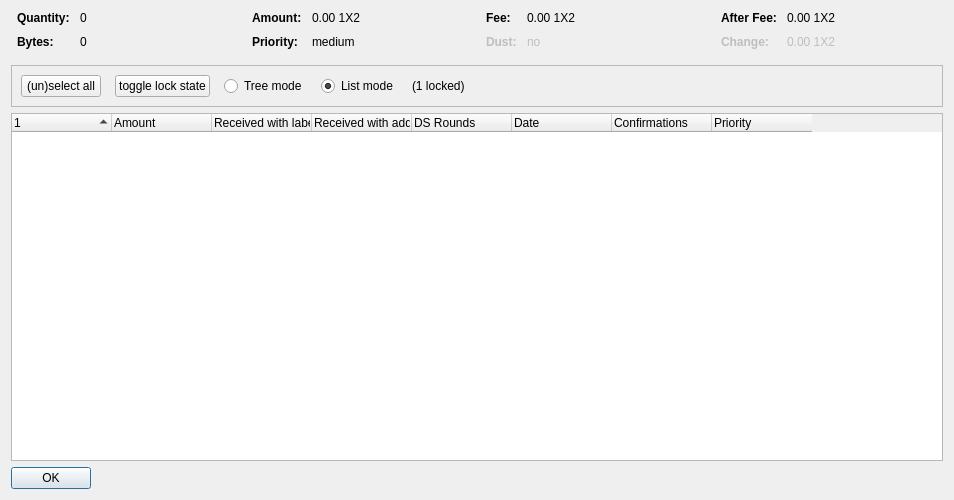
The window that src/qt/forms/coincontroldialog.ui (waterfallm/1x2coinv2) describes before a commit, drawn with Qt 5.
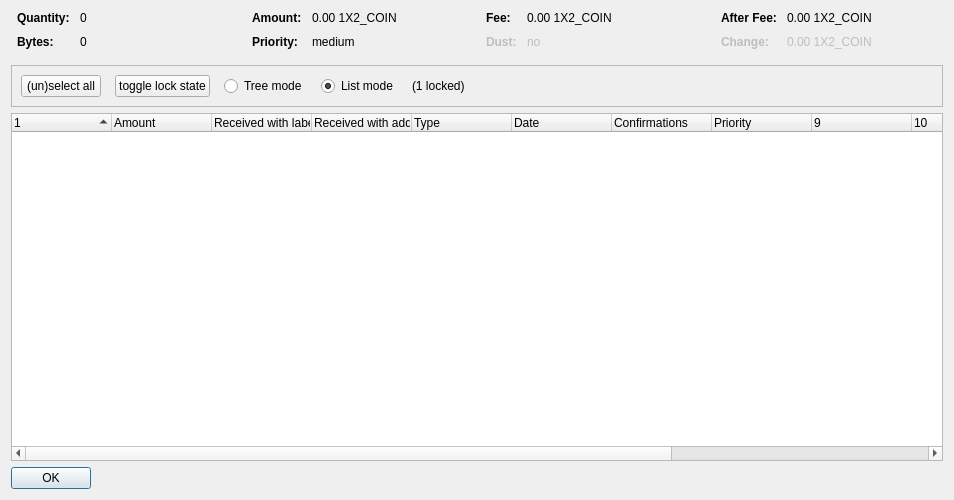
The same window after the commit. Custom widgets are drawn as their Qt base class.

What changed in the file:
```diff
--- a/src/qt/forms/coincontroldialog.ui
+++ b/src/qt/forms/coincontroldialog.ui
@@ -132,7 +132,7 @@
           <enum>Qt::ActionsContextMenu</enum>
          </property>
          <property name="text">
-          <string notr="true">0.00 1X2</string>
+          <string notr="true">0.00 1X2_COIN</string>
          </property>
          <property name="textInteractionFlags">
           <set>Qt::LinksAccessibleByMouse|Qt::TextSelectableByKeyboard|Qt::TextSelectableByMouse</set>
@@ -206,7 +206,7 @@
           <enum>Qt::ActionsContextMenu</enum>
          </property>
          <property name="text">
-          <string notr="true">0.00 1X2</string>
+          <string notr="true">0.00 1X2_COIN</string>
          </property>
          <property name="textInteractionFlags">
           <set>Qt::LinksAccessibleByMouse|Qt::TextSelectableByKeyboard|Qt::TextSelectableByMouse</set>
@@ -286,7 +286,7 @@
           <enum>Qt::ActionsContextMenu</enum>
          </property>
          <property name="text">
-          <string notr="true">0.00 1X2</string>
+          <string notr="true">0.00 1X2_COIN</string>
          </property>
          <property name="textInteractionFlags">
           <set>Qt::LinksAccessibleByMouse|Qt::TextSelectableByKeyboard|Qt::TextSelectableByMouse</set>
@@ -321,7 +321,7 @@
           <enum>Qt::ActionsContextMenu</enum>
          </property>
          <property name="text">
-          <string notr="true">0.00 1X2</string>
+          <string notr="true">0.00 1X2_COIN</string>
          </property>
          <property name="textInteractionFlags">
           <set>Qt::LinksAccessibleByMouse|Qt::TextSelectableByKeyboard|Qt::TextSelectableByMouse</set>
@@ -447,7 +447,7 @@
       <bool>false</bool>
      </property>
      <property name="columnCount">
-      <number>8</number>
+      <number>13</number>
      </property>
      <attribute name="headerShowSortIndicator" stdset="0">
       <bool>true</bool>
@@ -477,7 +477,7 @@
      </column>
      <column>
       <property name="text">
-       <string>DS Rounds</string>
+	<string>Type</string>
       </property>
      </column>
      <column>
@@ -498,6 +498,31 @@
        <string>Priority</string>
       </property>
      </column>
+     <column>
+      <property name="text">
+       <string/>
+      </property>
+     </column>
+     <column>
+      <property name="text">
+       <string/>
+      </property>
+     </column>
+     <column>
+      <property name="text">
+       <string/>
+      </property>
+     </column>
+     <column>
+      <property name="text">
+       <string/>
+      </property>
+     </column>
+     <column>
+      <property name="text">
+       <string/>
+      </property>
+     </column>
     </widget>
    </item>
    <item>
```
Left out of the diff: 2 changed lines with no effect on the pictures.
